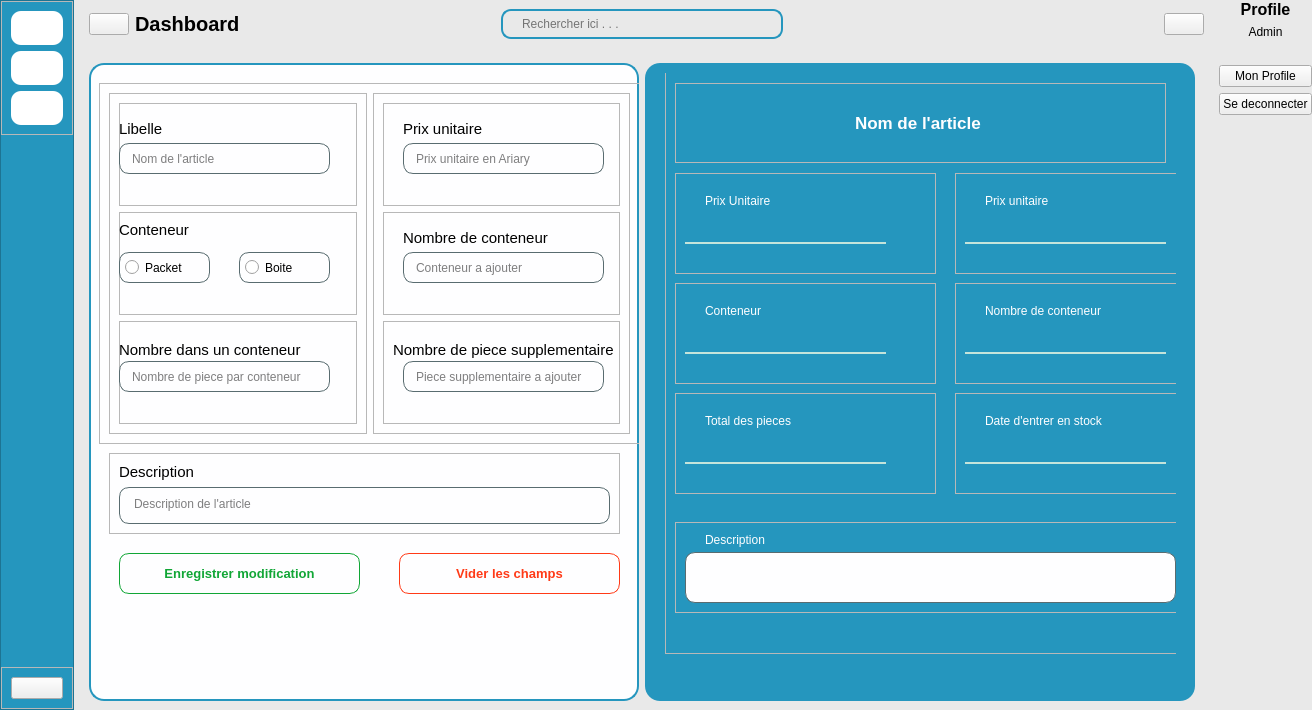
Before: the Qt Designer form views/auth/main_login.ui in ninohantonio/Store-Management, drawn with Qt 5.
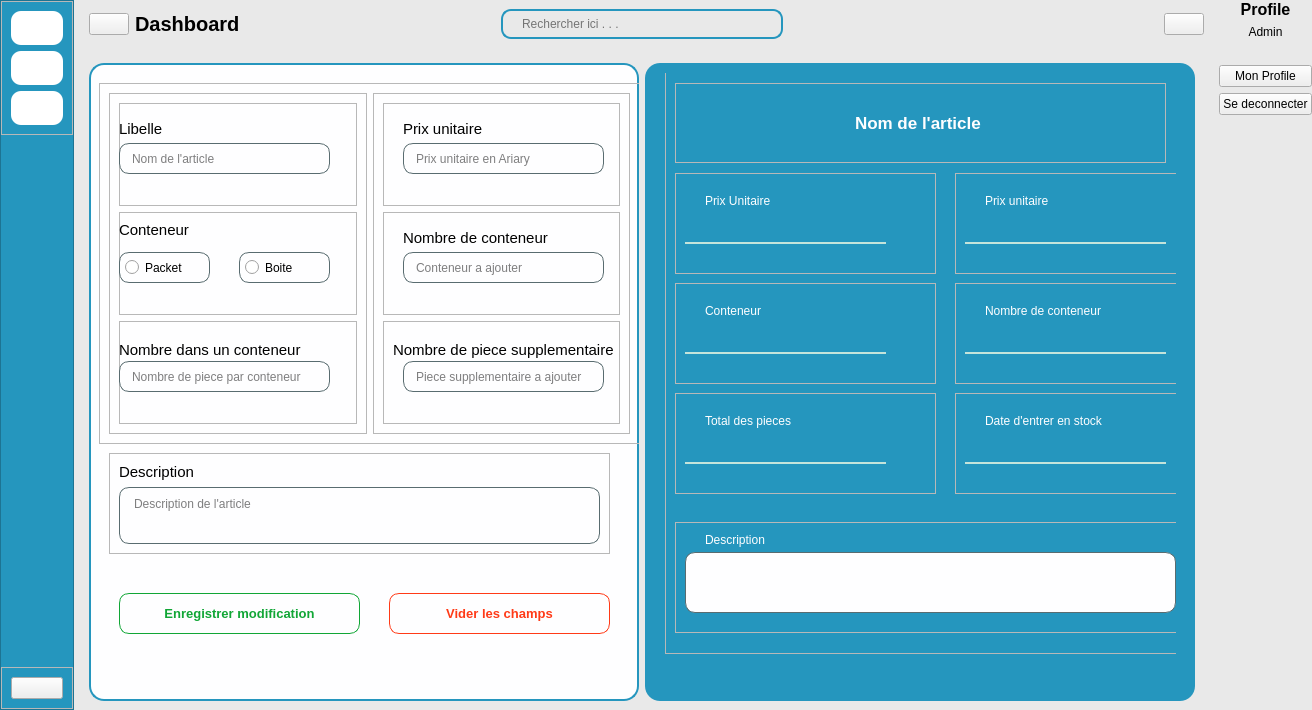
After: the same form once the commit is applied. Icons and pictures are not drawn. Custom widgets are drawn as their Qt base class.

Commit message: update admin animation ui

```diff
--- a/views/auth/main_login.ui
+++ b/views/auth/main_login.ui
@@ -837,8 +837,8 @@
                         <rect>
                          <x>20</x>
                          <y>390</y>
-                         <width>511</width>
-                         <height>81</height>
+                         <width>501</width>
+                         <height>101</height>
                         </rect>
                        </property>
                        <property name="frameShape">
@@ -873,7 +873,7 @@
                        <property name="geometry">
                         <rect>
                          <x>30</x>
-                         <y>490</y>
+                         <y>530</y>
                          <width>241</width>
                          <height>41</height>
                         </rect>
@@ -892,8 +892,8 @@
                       <widget class="QPushButton" name="resetBtn">
                        <property name="geometry">
                         <rect>
-                         <x>310</x>
-                         <y>490</y>
+                         <x>300</x>
+                         <y>530</y>
                          <width>221</width>
                          <height>41</height>
                         </rect>
@@ -1213,7 +1213,7 @@
                            <x>10</x>
                            <y>489</y>
                            <width>511</width>
-                           <height>91</height>
+                           <height>111</height>
                           </rect>
                          </property>
                          <property name="frameShape">
@@ -1228,7 +1228,7 @@
                             <x>10</x>
                             <y>30</y>
                             <width>491</width>
-                            <height>51</height>
+                            <height>61</height>
                            </rect>
                           </property>
                          </widget>
@@ -1366,6 +1366,14 @@
    </layout>
   </widget>
  </widget>
+ <customwidgets>
+  <customwidget>
+   <class>QCustomSlideMenu</class>
+   <extends>QWidget</extends>
+   <header location="global">Custom_Widgets.QCustomSlideMenu.h</header>
+   <container>1</container>
+  </customwidget>
+ </customwidgets>
  <resources>
   <include location="../resources.qrc"/>
   <include location="resources.qrc"/>
```
Left out of the diff: 2 changed lines with no effect on the pictures. The commit also changes 6 other files.
